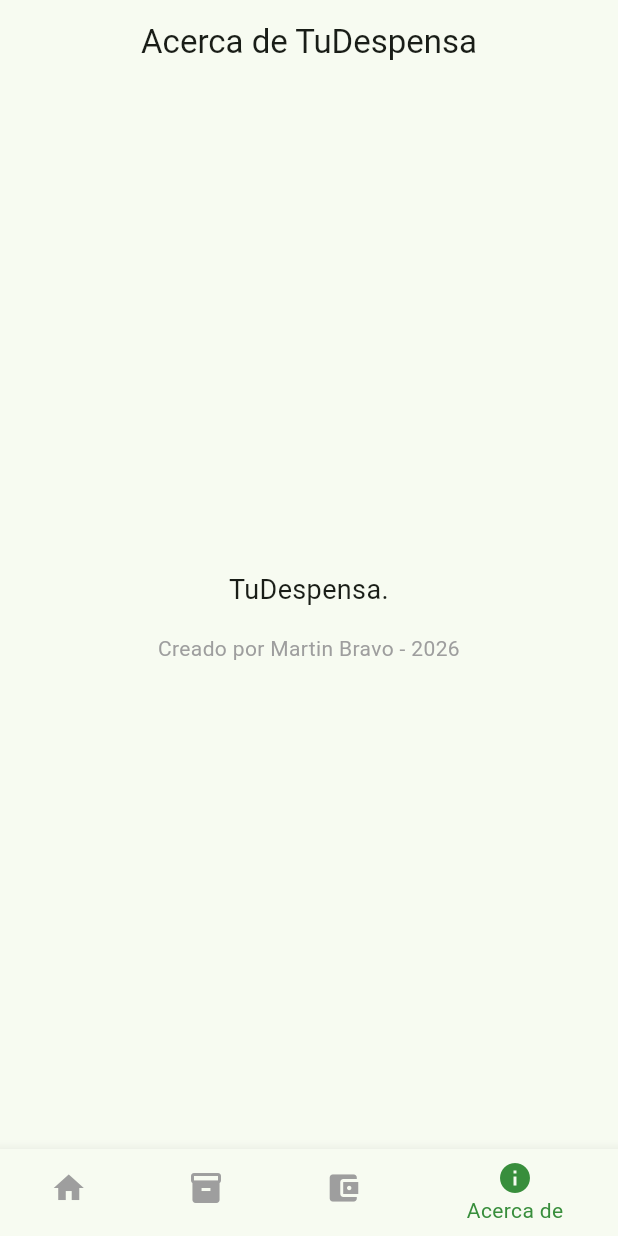
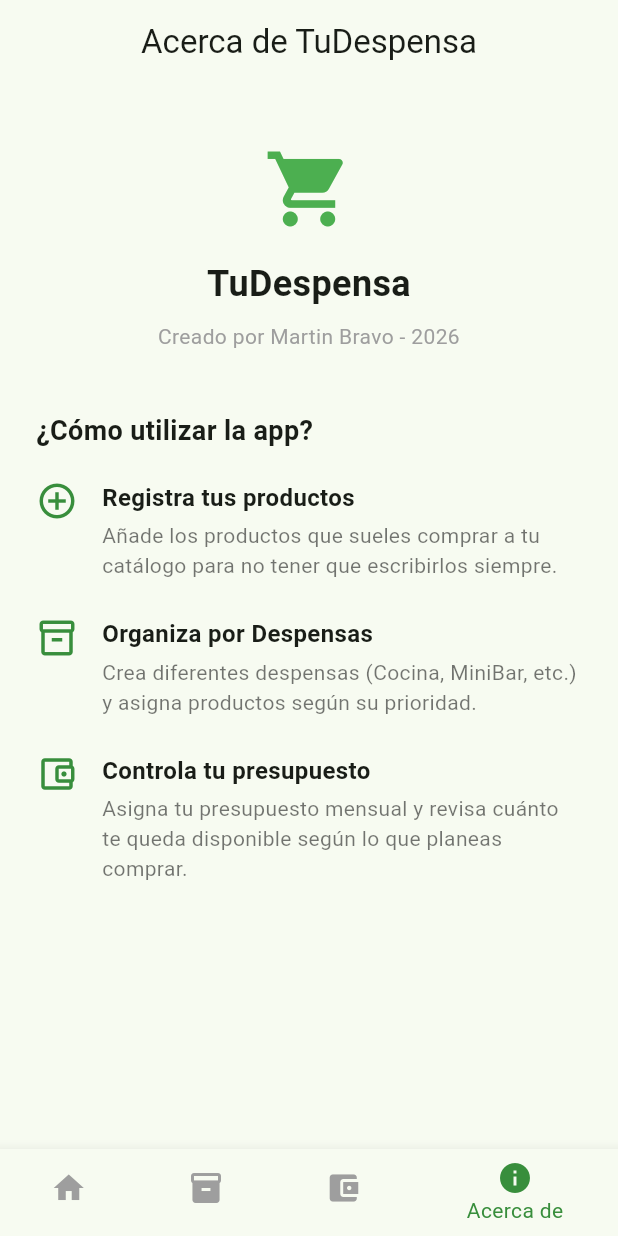
Before and after one commit to Drakz0n/TuDespensa, a Flutter app: the screen it shows after launch, item 4 of the bottom bar chosen, on a phone screen of 412 x 824 dp. Run offline on Flutter 3.47's test engine with Material 3 defaults, Android fonts, the light colour scheme and no system bars.

Commit message:
- Se agrega en el mockup la funcionalidad del agregar producto dentro de la lista de productos agregados.
- Se agregaron instrucciones en la Screen about.

```diff
--- a/lib/screens/about_screen.dart
+++ b/lib/screens/about_screen.dart
@@ -5,29 +5,57 @@ class AboutScreen extends StatelessWidget {
 
   @override
   Widget build(BuildContext context) {
-    // Pagina about super sencilla con texto centrado
+
     return Scaffold(
       appBar: AppBar(
         title: const Text('Acerca de TuDespensa'),
         centerTitle: true,
       ),
-      body: const Center(
+      body: SingleChildScrollView(
         child: Padding(
-          padding: EdgeInsets.all(16.0),
+          padding: const EdgeInsets.symmetric(horizontal: 24.0, vertical: 40.0),
           child: Column(
             mainAxisAlignment: MainAxisAlignment.center,
             children: [
-              Text(
-                'TuDespensa.',
+              const Icon(Icons.shopping_cart, size: 60, color: Colors.green),
+              const SizedBox(height: 16),
+              const Text(
+                'TuDespensa',
                 textAlign: TextAlign.center,
-                style: TextStyle(fontSize: 18),
+                style: TextStyle(fontSize: 24, fontWeight: FontWeight.bold),
               ),
-              SizedBox(height: 16),
-              // Creado por Martin Bravo - 2026
-              Text(
+              const SizedBox(height: 8),
+              const Text(
                 'Creado por Martin Bravo - 2026',
                 textAlign: TextAlign.center,
                 style: TextStyle(fontSize: 14, color: Colors.grey),
+              ),
+              const SizedBox(height: 40),
+
+              // --- SECCIÓN: EXPLICACIÓN DE USO ---
+              const Align(
+                alignment: Alignment.centerLeft,
+                child: Text(
+                  '¿Cómo utilizar la app?',
+                  style: TextStyle(fontSize: 18, fontWeight: FontWeight.bold),
+                ),
+              ),
+              const SizedBox(height: 20),
+
+              _buildStep(
+                icon: Icons.add_circle_outline,
+                title: 'Registra tus productos',
+                description: 'Añade los productos que sueles comprar a tu catálogo para no tener que escribirlos siempre.',
+              ),
+              _buildStep(
+                icon: Icons.inventory_2_outlined,
+                title: 'Organiza por Despensas',
+                description: 'Crea diferentes despensas (Cocina, MiniBar, etc.) y asigna productos según su prioridad.',
+              ),
+              _buildStep(
+                icon: Icons.account_balance_wallet_outlined,
+                title: 'Controla tu presupuesto',
+                description: 'Asigna tu presupuesto mensual y revisa cuánto te queda disponible según lo que planeas comprar.',
               ),
             ],
           ),
@@ -35,4 +63,34 @@ class AboutScreen extends StatelessWidget {
       ),
     );
   }
+
+  // Widget auxiliar para cada paso de la explicación
+  Widget _buildStep({required IconData icon, required String title, required String description}) {
+    return Padding(
+      padding: const EdgeInsets.only(bottom: 24.0),
+      child: Row(
+        crossAxisAlignment: CrossAxisAlignment.start,
+        children: [
+          Icon(icon, color: Colors.green[700], size: 28),
+          const SizedBox(width: 16),
+          Expanded(
+            child: Column(
+              crossAxisAlignment: CrossAxisAlignment.start,
+              children: [
+                Text(
+                  title,
+                  style: const TextStyle(fontWeight: FontWeight.bold, fontSize: 16),
+                ),
+                const SizedBox(height: 4),
+                Text(
+                  description,
+                  style: const TextStyle(color: Colors.black54, fontSize: 14),
+                ),
+              ],
+            ),
+          ),
+        ],
+      ),
+    );
+  }
 }
```
Also changed, not shown: lib/screens/saved_products_screen.dart (+63 -22 lines).
